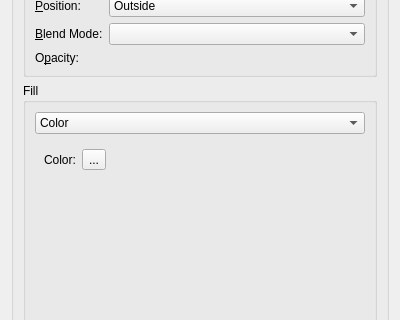
The window that krita/ui/layerstyles/WdgStroke.ui (KDE/krita) describes before a commit, drawn with Qt 5; both pictures show x 0 to 400 and y 94 to 414 of the 400 by 611 pixel window.
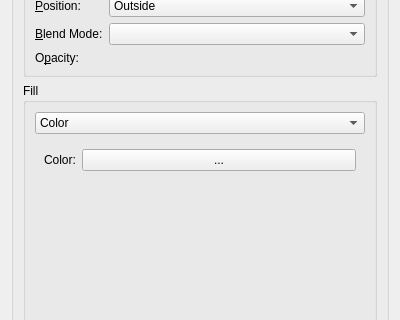
The same window after the commit. Custom widgets are drawn as their Qt base class.

Commit message:
Use the custom widgets where necessary
KColorButton instead of KoColorButton
KisCmbGradient instead of QCombobox
KisCmbContour instead of QCombobox

Patch:
```diff
--- a/krita/ui/layerstyles/WdgStroke.ui
+++ b/krita/ui/layerstyles/WdgStroke.ui
@@ -137,7 +137,7 @@
               </widget>
              </item>
              <item row="0" column="1">
-              <widget class="KoColorPopupButton" name="toolButton">
+              <widget class="KColorButton" name="toolButton">
                <property name="text">
                 <string>...</string>
                </property>
@@ -342,9 +342,9 @@
    <container>1</container>
   </customwidget>
   <customwidget>
-   <class>KoColorPopupButton</class>
-   <extends>QToolButton</extends>
-   <header location="global">KoColorPopupButton.h</header>
+   <class>KColorButton</class>
+   <extends>QPushButton</extends>
+   <header location="global">kcolorbutton.h</header>
   </customwidget>
   <customwidget>
    <class>KisPatternChooser</class>
```
The commit also changes 7 other files.
